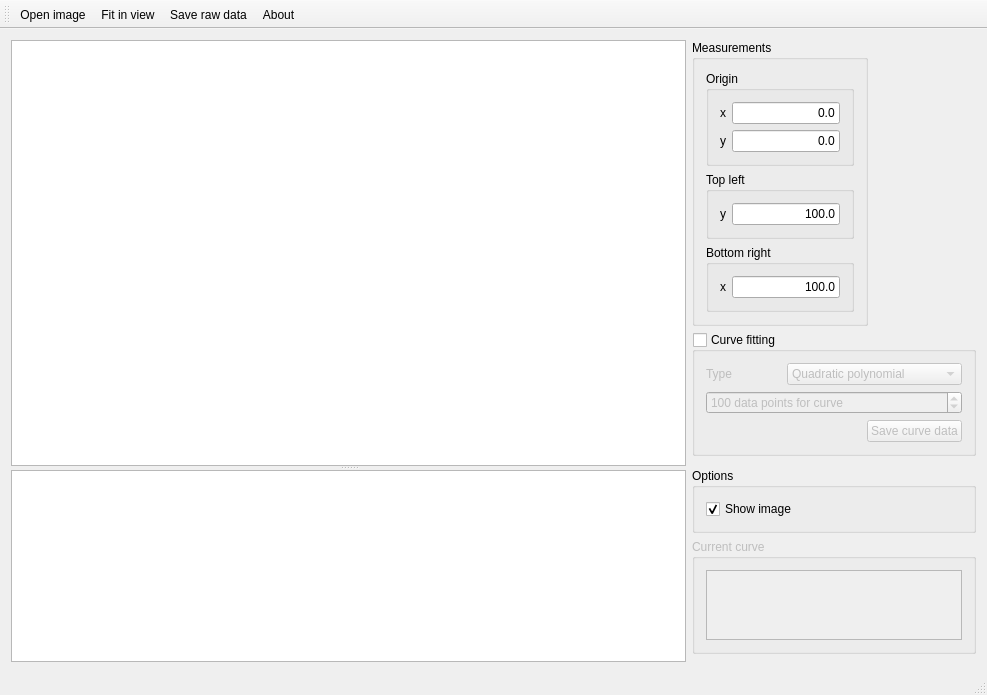
hheld/CurveExtractor, file MainWindow.ui: the form before one commit.
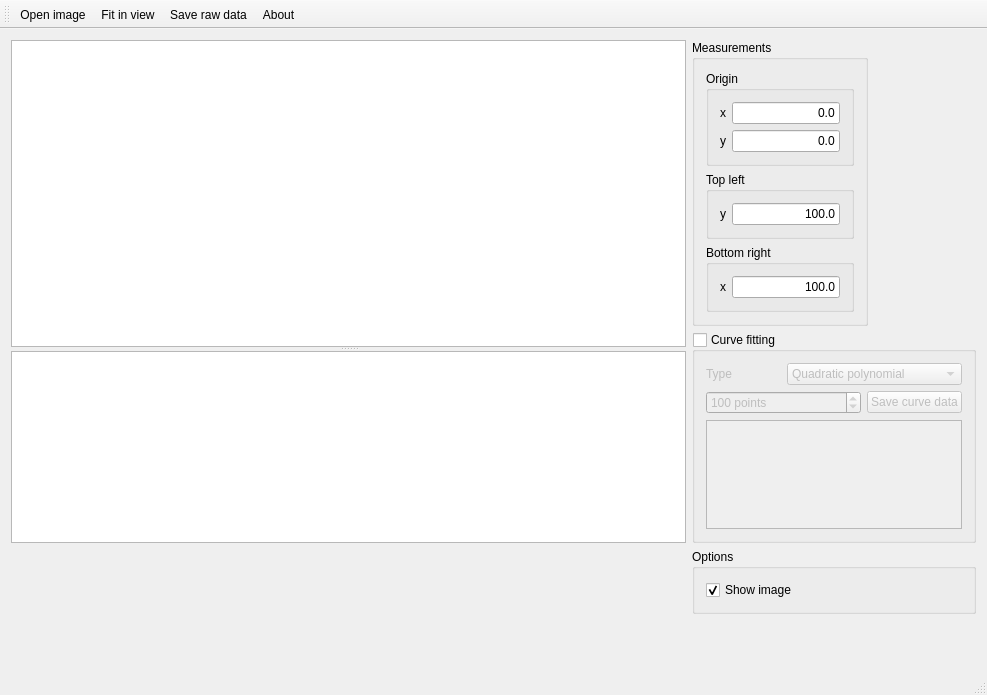
The form after the commit. Icons and pictures are not drawn. Custom widgets are drawn as their Qt base class.

Commit message: Removed extra group box for curve display and moved into the curve fitting one.

```diff
--- a/MainWindow.ui
+++ b/MainWindow.ui
@@ -19,6 +19,44 @@
   </property>
   <widget class="QWidget" name="centralWidget">
    <layout class="QGridLayout" name="gridLayout_4">
+    <item row="0" column="0" rowspan="2">
+     <widget class="QSplitter" name="splitter">
+      <property name="orientation">
+       <enum>Qt::Vertical</enum>
+      </property>
+      <widget class="CEGraphicsView" name="graphicsView">
+       <property name="sizePolicy">
+        <sizepolicy hsizetype="Expanding" vsizetype="Expanding">
+         <horstretch>0</horstretch>
+         <verstretch>1</verstretch>
+        </sizepolicy>
+       </property>
+      </widget>
+      <widget class="QTableView" name="tableView_points">
+       <property name="sizePolicy">
+        <sizepolicy hsizetype="Expanding" vsizetype="Expanding">
+         <horstretch>0</horstretch>
+         <verstretch>0</verstretch>
+        </sizepolicy>
+       </property>
+       <property name="editTriggers">
+        <set>QAbstractItemView::NoEditTriggers</set>
+       </property>
+       <property name="alternatingRowColors">
+        <bool>true</bool>
+       </property>
+       <property name="selectionBehavior">
+        <enum>QAbstractItemView::SelectRows</enum>
+       </property>
+       <property name="sortingEnabled">
+        <bool>false</bool>
+       </property>
+       <attribute name="horizontalHeaderStretchLastSection">
+        <bool>false</bool>
+       </attribute>
+      </widget>
+     </widget>
+    </item>
     <item row="0" column="1">
      <widget class="QGroupBox" name="groupBox_measurements">
       <property name="sizePolicy">
@@ -185,10 +223,10 @@
          </item>
         </widget>
        </item>
-       <item row="1" column="0" colspan="3">
+       <item row="1" column="0" colspan="2">
         <widget class="QSpinBox" name="spinBox_numPointsCurve">
          <property name="suffix">
-          <string> data points for curve</string>
+          <string> points</string>
          </property>
          <property name="minimum">
           <number>2</number>
@@ -201,30 +239,27 @@
          </property>
         </widget>
        </item>
-       <item row="2" column="0" colspan="2">
-        <spacer name="horizontalSpacer">
-         <property name="orientation">
-          <enum>Qt::Horizontal</enum>
-         </property>
-         <property name="sizeHint" stdset="0">
-          <size>
-           <width>83</width>
-           <height>20</height>
-          </size>
-         </property>
-        </spacer>
-       </item>
-       <item row="2" column="2">
+       <item row="1" column="2">
         <widget class="QPushButton" name="pushButton_saveCurveData">
          <property name="text">
           <string>Save curve data</string>
          </property>
         </widget>
        </item>
+       <item row="2" column="0" colspan="3">
+        <widget class="QTextBrowser" name="textBrowser_currentCurve">
+         <property name="sizePolicy">
+          <sizepolicy hsizetype="Preferred" vsizetype="Expanding">
+           <horstretch>0</horstretch>
+           <verstretch>0</verstretch>
+          </sizepolicy>
+         </property>
+        </widget>
+       </item>
       </layout>
      </widget>
     </item>
-    <item row="3" column="1">
+    <item row="2" column="1">
      <widget class="QGroupBox" name="groupBox_options">
       <property name="title">
        <string>Options</string>
@@ -243,7 +278,7 @@
       </layout>
      </widget>
     </item>
-    <item row="5" column="1">
+    <item row="3" column="1">
      <spacer name="verticalSpacer">
       <property name="orientation">
        <enum>Qt::Vertical</enum>
@@ -256,66 +291,6 @@
       </property>
      </spacer>
     </item>
-    <item row="0" column="0" rowspan="6">
-     <widget class="QSplitter" name="splitter">
-      <property name="orientation">
-       <enum>Qt::Vertical</enum>
-      </property>
-      <widget class="CEGraphicsView" name="graphicsView">
-       <property name="sizePolicy">
-        <sizepolicy hsizetype="Expanding" vsizetype="Expanding">
-         <horstretch>0</horstretch>
-         <verstretch>1</verstretch>
-        </sizepolicy>
-       </property>
-      </widget>
-      <widget class="QTableView" name="tableView_points">
-       <property name="sizePolicy">
-        <sizepolicy hsizetype="Expanding" vsizetype="Expanding">
-         <horstretch>0</horstretch>
-         <verstretch>0</verstretch>
-        </sizepolicy>
-       </property>
-       <property name="editTriggers">
-        <set>QAbstractItemView::NoEditTriggers</set>
-       </property>
-       <property name="alternatingRowColors">
-        <bool>true</bool>
-       </property>
-       <property name="selectionBehavior">
-        <enum>QAbstractItemView::SelectRows</enum>
-       </property>
-       <property name="sortingEnabled">
-        <bool>false</bool>
-       </property>
-       <attribute name="horizontalHeaderStretchLastSection">
-        <bool>false</bool>
-       </attribute>
-      </widget>
-     </widget>
-    </item>
-    <item row="4" column="1">
-     <widget class="QGroupBox" name="groupBox_currentCurve">
-      <property name="enabled">
-       <bool>false</bool>
-      </property>
-      <property name="title">
-       <string>Current curve</string>
-      </property>
-      <layout class="QGridLayout" name="gridLayout_5">
-       <item row="0" column="0">
-        <widget class="QTextBrowser" name="textBrowser_currentCurve">
-         <property name="sizePolicy">
-          <sizepolicy hsizetype="Preferred" vsizetype="Expanding">
-           <horstretch>0</horstretch>
-           <verstretch>0</verstretch>
-          </sizepolicy>
-         </property>
-        </widget>
-       </item>
-      </layout>
-     </widget>
-    </item>
    </layout>
   </widget>
   <widget class="QMenuBar" name="menuBar">
```
The commit also changes 1 other file.
